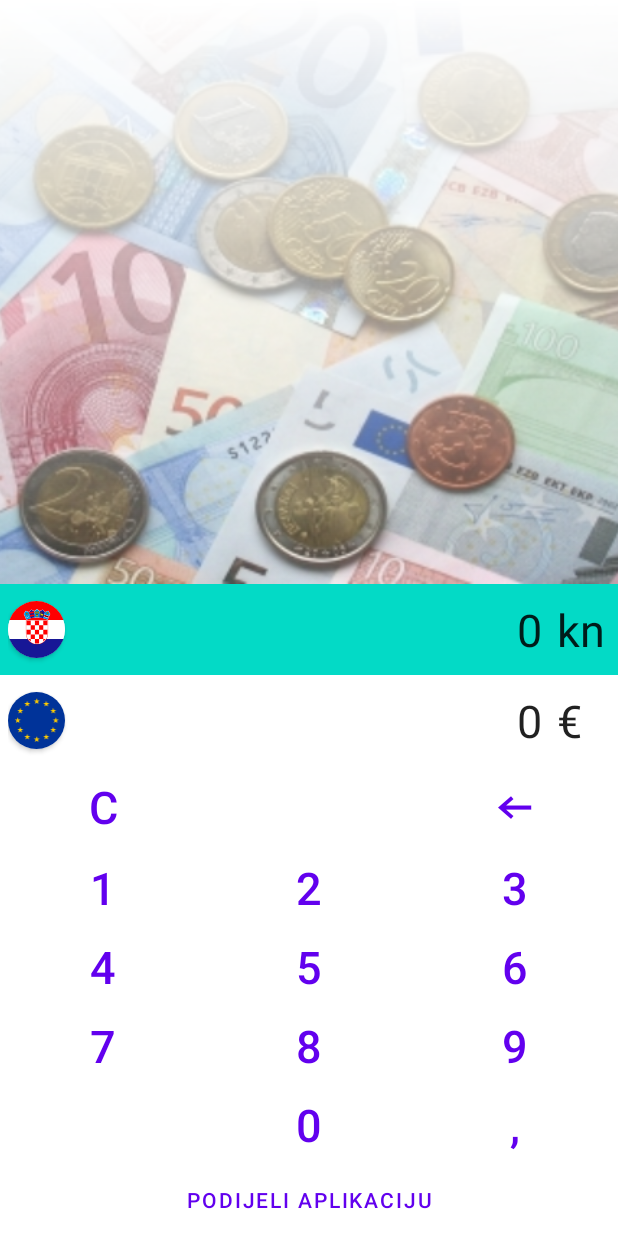
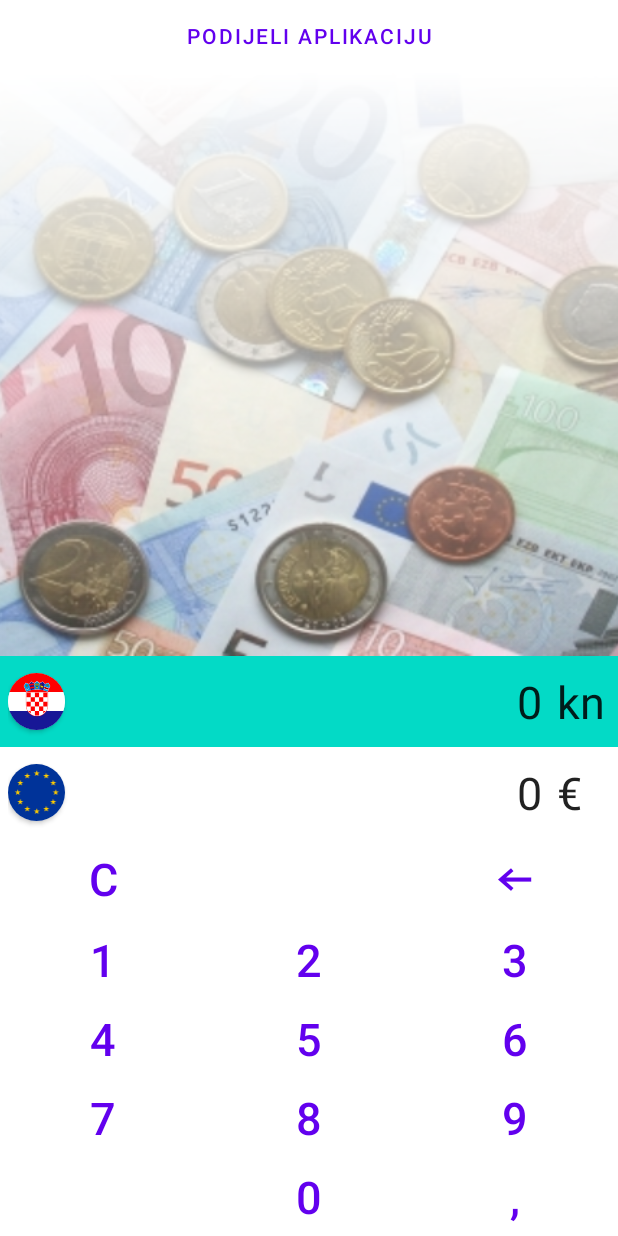
Before and after one commit to vbresan/eurokonverter, an Android app: the screen it shows after launch (MainActivity), on a phone screen of 412 x 824 dp. Run offline under Robolectric (Android 15) with nearby library versions, the phone set to English and light mode, and no system bars.

Commit message:
Moving share app button to the top of the screen

```diff
--- a/app/src/main/res/layout/activity_main.xml
+++ b/app/src/main/res/layout/activity_main.xml
@@ -9,6 +9,13 @@
     android:gravity="bottom"
     tools:context=".MainActivity"
     >
+    <Button
+        android:layout_width="match_parent"
+        android:layout_height="wrap_content"
+        style="?android:attr/buttonBarButtonStyle"
+        android:text="@string/PodijeliAplikaciju"
+        android:onClick="onShareApp"
+    />
     <FrameLayout
         android:layout_width="match_parent"
         android:layout_height="match_parent"
@@ -262,11 +269,4 @@
             android:onClick="onKeyPressed"
         />
     </androidx.gridlayout.widget.GridLayout>
-    <Button
-        android:layout_width="match_parent"
-        android:layout_height="wrap_content"
-        style="?android:attr/buttonBarButtonStyle"
-        android:text="@string/PodijeliAplikaciju"
-        android:onClick="onShareApp"
-    />
 </LinearLayout>
```
